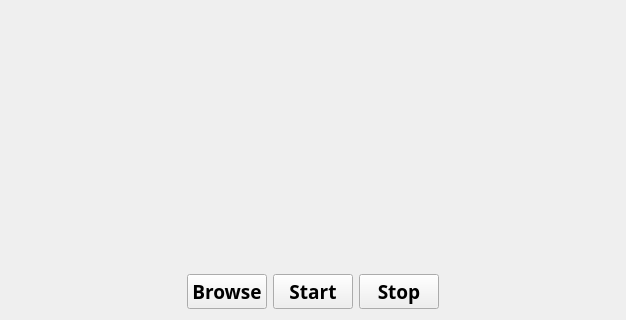
The window that forms/pfwidget.ui (Boazrciasn/RDFramework) describes before a commit, drawn with Qt 5; both pictures show x 0 to 626 and y 299 to 619 of the 626 by 619 pixel window.
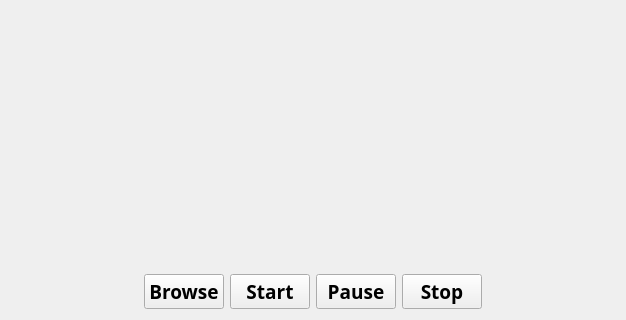
The same window after the commit.

Commit message: video player is working, gstreamer0.10-ffmpeg should be installed

The edit to the form file:
```diff
--- a/forms/pfwidget.ui
+++ b/forms/pfwidget.ui
@@ -62,6 +62,21 @@
        </property>
       </widget>
      </item>
+     <item>
+      <widget class="QPushButton" name="pause_pushButton">
+       <property name="font">
+        <font>
+         <family>Futura</family>
+         <pointsize>14</pointsize>
+         <weight>75</weight>
+         <bold>true</bold>
+        </font>
+       </property>
+       <property name="text">
+        <string>Pause</string>
+       </property>
+      </widget>
+     </item>
      <item>
       <widget class="QPushButton" name="stop_pushButton">
        <property name="font">
```
Left out of the diff: 55 changed lines with no effect on the pictures.
